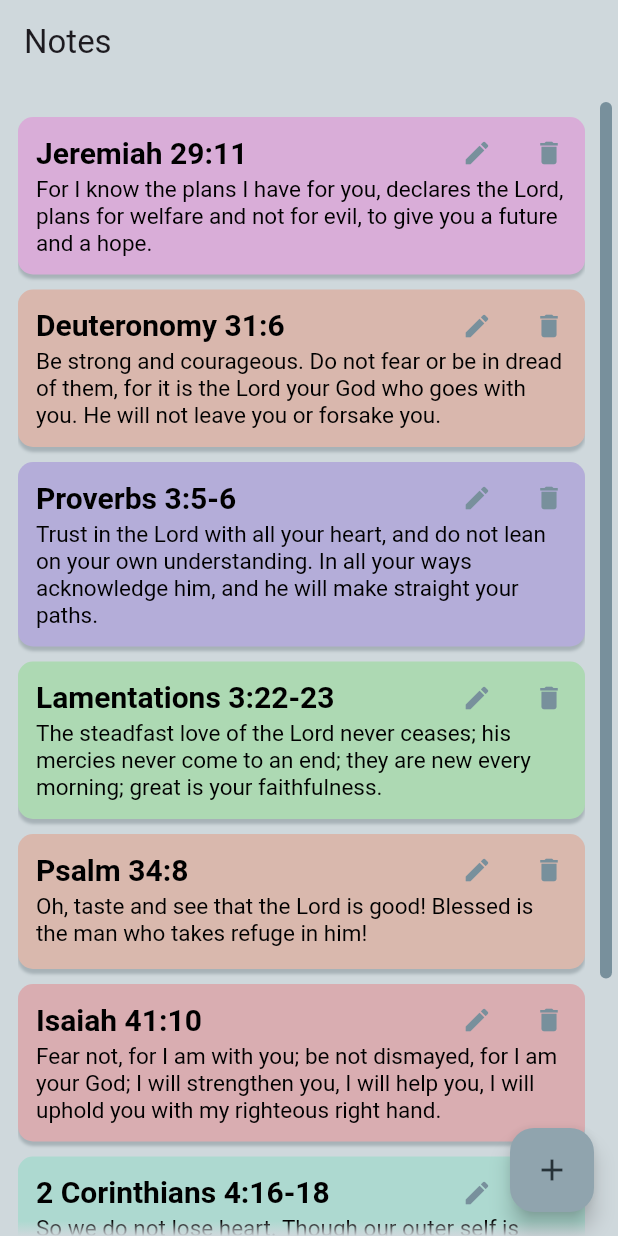
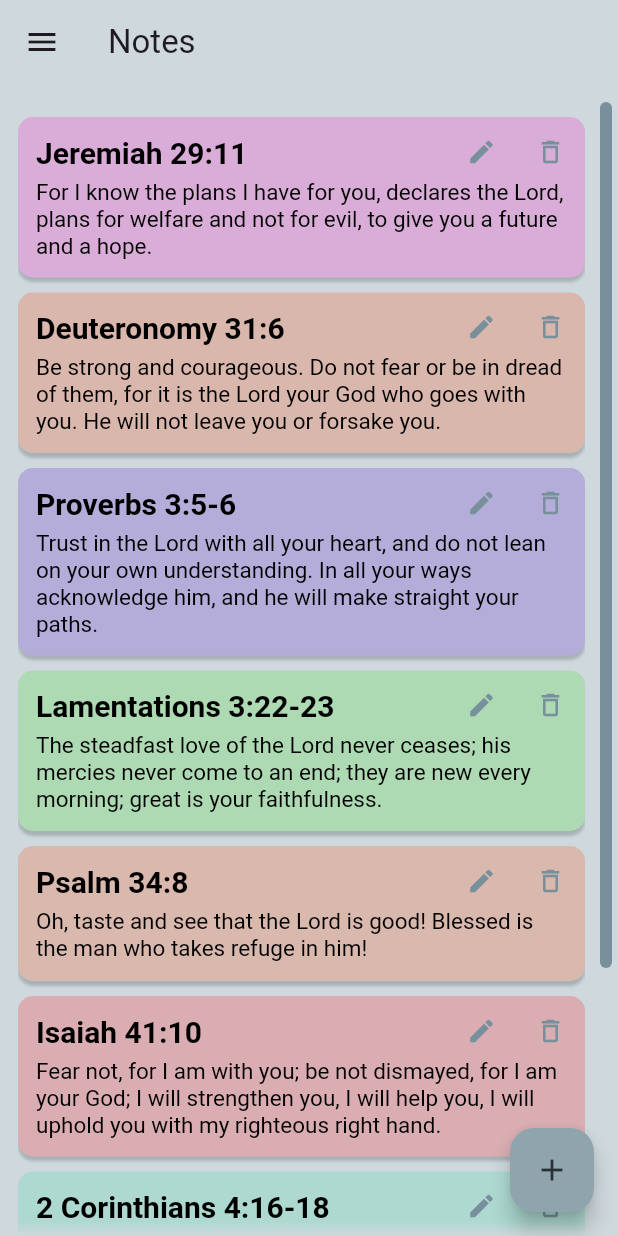
Before and after one commit to Rescyy/notes-app, a Flutter app: the screen it shows after launch, on a phone screen of 412 x 824 dp. Run offline on Flutter 3.47's test engine with Material 3 defaults, Android fonts, the phone set to English and light mode, and no system bars.

Commit message:
Refactor: Implement abstract factory for dialog creation

```diff
--- a/lib/notes_body.dart
+++ b/lib/notes_body.dart
@@ -1,6 +1,6 @@
+import 'package:assignment_2/notes_dialog/factory.dart';
 import 'package:assignment_2/notes_scrollbar.dart';
 import 'package:assignment_2/notes_database.dart';
-import 'package:assignment_2/notes_dialog.dart';
 import 'package:assignment_2/notes_pallette.dart';
 import 'package:flutter/material.dart';
 
@@ -14,23 +14,49 @@ class NotesBody extends StatefulWidget {
 class _NotesBodyState extends State<NotesBody> {
   final NotesDatabaseAbstract database = BibleNotesDatabase();
   // final NotesDatabaseAbstract database = NotesDatabase();
+  bool showBottom = false;
 
   @override
   Widget build(BuildContext context) {
+    final dialogFactory = PlatformSpecificNotesDialogFactory(context);
     return _NotesBodyModel(
-      onFloatingButtonPressed: () {
+      floatingActionButton: showBottom
+          ? null
+          : _NoteAddActionButtonModel(
+              onPressed: () {
                 showDialog<void>(
                   context: context,
                   barrierDismissible: false,
-          builder: (_) => NotesEditDialog(
+                  builder: (context) {
+                    return dialogFactory.createEditDialog(
                       topText: "New Note",
                       onNoteAccepted: (NoteData note) {
                         setState(() {
                           database.addNote(note);
                         });
                       },
+                    );
+                  },
+                );
+              },
             ),
-        );
+      persistentFooterButtons: !showBottom
+          ? null
+          : [
+              Row(
+                mainAxisAlignment: MainAxisAlignment.center,
+                children: [
+                  TextButton(
+                    child: const Text('Yes'),
+                    onPressed: () {},
+                  ),
+                ],
+              )
+            ],
+      onLeadingPressed: () {
+        setState(() {
+          showBottom = !showBottom;
+        });
       },
       child: NotesScrollbar(
         notes: database.notes,
@@ -51,11 +77,15 @@ class _NotesBodyState extends State<NotesBody> {
 
 class _NotesBodyModel extends StatelessWidget {
   const _NotesBodyModel({
-    required this.onFloatingButtonPressed,
     required this.child,
+    required this.onLeadingPressed,
+    this.floatingActionButton,
+    this.persistentFooterButtons,
   });
 
-  final void Function() onFloatingButtonPressed;
+  final Widget? floatingActionButton;
+  final List<Widget>? persistentFooterButtons;
+  final void Function() onLeadingPressed;
   final Widget child;
 
   @override
@@ -63,17 +93,16 @@ class _NotesBodyModel extends StatelessWidget {
     return Scaffold(
       backgroundColor: NotesPallette.background,
       appBar: AppBar(
+        leading: IconButton(
+          icon: const Icon(Icons.menu),
+          onPressed: onLeadingPressed,
+        ),
         scrolledUnderElevation: 0.0,
         backgroundColor: NotesPallette.background,
         title: const Text('Notes'),
       ),
-      floatingActionButton: FloatingActionButton(
-        backgroundColor: NotesPallette.floatingButton,
-        splashColor: NotesPallette.splashColor,
-        foregroundColor: NotesPallette.buttonTextDark,
-        onPressed: onFloatingButtonPressed,
-        child: const Icon(Icons.add),
-      ),
+      floatingActionButton: floatingActionButton,
+      persistentFooterButtons: persistentFooterButtons,
       body: SafeArea(
         child: Padding(
           padding: const EdgeInsets.fromLTRB(12, 12, 4, 0),
@@ -83,3 +112,14 @@ class _NotesBodyModel extends StatelessWidget {
     );
   }
 }
+
+class _NoteAddActionButtonModel extends FloatingActionButton {
+  const _NoteAddActionButtonModel({
+    required super.onPressed,
+  }) : super(
+          backgroundColor: NotesPallette.floatingButton,
+          splashColor: NotesPallette.splashColor,
+          foregroundColor: NotesPallette.buttonTextDark,
+          child: const Icon(Icons.add),
+        );
+}
--- a/lib/notes_card.dart
+++ b/lib/notes_card.dart
@@ -1,11 +1,11 @@
 import 'package:assignment_2/notes_database.dart';
-import 'package:assignment_2/notes_dialog.dart';
+import 'package:assignment_2/notes_dialog/factory.dart';
 import 'package:assignment_2/notes_pallette.dart';
 import 'package:flutter/material.dart';
 import 'dart:math' as math;
 
-class NotesContent extends TextSpan {
-  const NotesContent(String content)
+class _NotesContent extends TextSpan {
+  const _NotesContent(String content)
       : super(
           text: content,
           style: const TextStyle(
@@ -15,8 +15,8 @@ class NotesContent extends TextSpan {
         );
 }
 
-class NotesTitle extends TextSpan {
-  const NotesTitle(String title)
+class _NotesTitle extends TextSpan {
+  const _NotesTitle(String title)
       : super(
           text: title,
           style: const TextStyle(
@@ -27,25 +27,58 @@ class NotesTitle extends TextSpan {
         );
 }
 
-class _NotesCardModel extends StatelessWidget {
-  const _NotesCardModel({
-    required this.title,
-    required this.content,
-    required this.onNoteEditted,
-    required this.onNoteDeleted,
+class _NotesIconModel extends StatelessWidget {
+  const _NotesIconModel({
+    this.onTap,
+    this.onLongPress,
+    this.iconColor = NotesPallette.cardIcon,
+    required this.iconData,
   });
 
-  final String title;
-  final String content;
-  final void Function() onNoteEditted;
-  final void Function() onNoteDeleted;
+  final VoidCallback? onTap;
+  final VoidCallback? onLongPress;
+  final IconData iconData;
+  final Color iconColor;
+
+  @override
+  Widget build(BuildContext context) {
+    return Padding(
+      padding: const EdgeInsets.all(8),
+      child: SizedBox.square(
+        dimension: 30,
+        child: Material(
+          color: Colors.transparent,
+          shape: const CircleBorder(),
+          child: InkWell(
+            customBorder: const CircleBorder(),
+            splashFactory: InkSplash.splashFactory,
+            splashColor: NotesPallette.cardIcon,
+            onTap: onTap,
+            onLongPress: onLongPress,
+            child: Icon(
+              iconData,
+              size: 20,
+              color: iconColor,
+            ),
+          ),
+        ),
+      ),
+    );
+  }
+}
+
+class _NotesCardModel extends StatelessWidget {
+  const _NotesCardModel({required this.noteData, required this.icons});
+
+  final NoteData noteData;
+  final List<Widget> icons;
 
   @override
   Widget build(BuildContext context) {
     return LayoutBuilder(
       builder: (context, constraints) {
-        NotesTitle titleSpan = NotesTitle(title);
-        NotesContent contentSpan = NotesContent(content);
+        _NotesTitle titleSpan = _NotesTitle(noteData.title);
+        _NotesContent contentSpan = _NotesContent(noteData.content);
         final titleMaxWidth = constraints.maxWidth - 111;
         final titleHeight = (TextPainter(
           text: titleSpan,
@@ -58,12 +91,13 @@ class _NotesCardModel extends StatelessWidget {
         )..layout(maxWidth: constraints.maxWidth - 24))
             .height;
         const double tilePadding = 12;
-        const double delimiterHeight = 4;
+        const double delimiterHeight = 6;
         final double height = math
             .max(
                 titleHeight + contentHeight + 2 * tilePadding + delimiterHeight,
                 90)
             .toDouble();
+        final cardColor = NotesPallette.getNoteColor(noteData.title);
         // log('Title: $titleHeight Content: $contentHeight Total: $height');
 
         return Stack(
@@ -73,7 +107,7 @@ class _NotesCardModel extends StatelessWidget {
               width: double.infinity,
               decoration: BoxDecoration(
                 borderRadius: BorderRadius.circular(10),
-                color: NotesPallette.getNoteColor(title),
+                color: cardColor,
                 boxShadow: const [
                   BoxShadow(
                     blurRadius: 1,
@@ -99,18 +133,7 @@ class _NotesCardModel extends StatelessWidget {
             ),
             Row(
               mainAxisAlignment: MainAxisAlignment.end,
-              children: [
-                IconButton(
-                  icon: const Icon(Icons.edit, size: 20),
-                  color: NotesPallette.cardIcon,
-                  onPressed: onNoteEditted,
-                ),
-                IconButton(
-                  icon: const Icon(Icons.delete, size: 20),
-                  color: NotesPallette.cardIcon,
-                  onPressed: onNoteDeleted,
-                ),
-              ],
+              children: icons,
             ),
           ],
         );
@@ -119,34 +142,101 @@ class _NotesCardModel extends StatelessWidget {
   }
 }
 
+class _DefaultNotesCardModel extends _NotesCardModel {
+  _DefaultNotesCardModel({
+    required super.noteData,
+    required VoidCallback onNoteEditted,
+    required VoidCallback onNoteDeleted,
+    required VoidCallback onDeleteLongPress,
+  }) : super(
+          icons: [
+            _NotesIconModel(
+              onTap: onNoteDeleted,
+              iconData: Icons.edit,
+            ),
+            _NotesIconModel(
+              onTap: onNoteDeleted,
+              onLongPress: onDeleteLongPress,
+              iconData: Icons.delete_outline,
+            ),
+          ],
+        );
+}
+
+class _MultipleDeleteNotesIcon extends StatefulWidget {
+  const _MultipleDeleteNotesIcon({required this.onTap});
+
+  final void Function(bool) onTap;
+
+  @override
+  State<_MultipleDeleteNotesIcon> createState() =>
+      _MultipleDeleteNotesIconState();
+}
+
+class _MultipleDeleteNotesIconState extends State<_MultipleDeleteNotesIcon> {
+  bool _isSelected = false;
+
+  @override
+  Widget build(BuildContext context) {
+    return _NotesIconModel(
+      onTap: () {
+        setState(() {
+          widget.onTap(_isSelected);
+          _isSelected = !_isSelected;
+        });
+      },
+      iconData: _isSelected ? Icons.delete : Icons.delete_outline,
+      iconColor: _isSelected ? Colors.red : NotesPallette.cardIcon,
+    );
+  }
+}
+
+class MultipleDeleteNotesCard extends StatelessWidget {
+  const MultipleDeleteNotesCard({
+    super.key,
+    required this.noteData,
+    required this.onTap,
+  });
+
+  final NoteData noteData;
+  final void Function(bool) onTap;
+
+  @override
+  Widget build(BuildContext context) {
+    return _NotesCardModel(
+      icons: [
+        _MultipleDeleteNotesIcon(onTap: onTap),
+      ],
+      noteData: noteData,
+    );
+  }
+}
+
 class NotesCard extends StatelessWidget {
   const NotesCard({
     super.key,
-    required this.title,
-    required this.content,
+    required this.noteData,
     required this.onNoteEditted,
     required this.onNoteDeleted,
   });
 
-  final String title;
-  final String content;
+  final NoteData noteData;
   final void Function(NoteData) onNoteEditted;
   final void Function() onNoteDeleted;
 
   @override
   Widget build(BuildContext context) {
-    return _NotesCardModel(
-      title: title,
-      content: content,
+    final dialogFactory = PlatformSpecificNotesDialogFactory(context);
+    return _DefaultNotesCardModel(
+      noteData: noteData,
       onNoteEditted: () {
         showDialog<void>(
           context: context,
           builder: (context) {
-            return NotesEditDialog(
-              title: title,
-              content: content,
+            return dialogFactory.createEditDialog(
               topText: 'Edit Note',
               onNoteAccepted: onNoteEditted,
+              noteData: noteData,
             );
           },
         );
@@ -155,12 +245,13 @@ class NotesCard extends StatelessWidget {
         showDialog<void>(
           context: context,
           builder: (context) {
-            return NotesDeleteDialog(
+            return dialogFactory.createDeleteDialog(
               onDelete: onNoteDeleted,
             );
           },
         );
       },
+      onDeleteLongPress: () {},
     );
   }
 }
--- /dev/null
+++ b/lib/notes_dialog/cupertino.dart
@@ -0,0 +1,19 @@
+import 'package:assignment_2/notes_database.dart';
+import 'package:assignment_2/notes_dialog/factory.dart';
+
+class CupertinoNotesDialogFactory extends NotesDialogFactory {
+  const CupertinoNotesDialogFactory();
+
+  @override
+  NotesDeleteDialog createDeleteDialog({required void Function() onDelete}) {
+    // TODO: implement createDeleteDialog
+    throw UnimplementedError();
+  }
+
+  @override
+  NotesEditDialog createEditDialog({required void Function(NoteData p1) onNoteAccepted, NoteData? noteData, required String topText}) {
+    // TODO: implement createEditDialog
+    throw UnimplementedError();
+  }
+
+}
--- /dev/null
+++ b/lib/notes_dialog/factory.dart
@@ -0,0 +1,65 @@
+import 'package:assignment_2/notes_database.dart';
+import 'package:assignment_2/notes_dialog/cupertino.dart';
+import 'package:assignment_2/notes_dialog/material.dart';
+import 'package:flutter/material.dart';
+
+abstract class NotesDialogFactory {
+  const NotesDialogFactory();
+  NotesEditDialog createEditDialog(
+      {required void Function(NoteData) onNoteAccepted,
+      NoteData? noteData,
+      required String topText});
+  NotesDeleteDialog createDeleteDialog({required void Function() onDelete});
+}
+
+class PlatformSpecificNotesDialogFactory extends NotesDialogFactory {
+  PlatformSpecificNotesDialogFactory(BuildContext context)
+      : factory = _chooseFactory(context);
+
+  static NotesDialogFactory _chooseFactory(BuildContext context) {
+    if (Theme.of(context).platform == TargetPlatform.iOS) {
+      return const CupertinoNotesDialogFactory();
+    } else {
+      return const MaterialNotesDialogFactory();
+    }
+  }
+
+  final NotesDialogFactory factory;
+
+  @override
+  NotesDeleteDialog createDeleteDialog({required void Function() onDelete}) {
+    return factory.createDeleteDialog(
+      onDelete: onDelete,
+    );
+  }
+
+  @override
+  NotesEditDialog createEditDialog(
+      {required void Function(NoteData p1) onNoteAccepted,
+      NoteData? noteData,
+      required String topText}) {
+    return factory.createEditDialog(
+      onNoteAccepted: onNoteAccepted,
+      noteData: noteData,
+      topText: topText,
+    );
+  }
+}
+
+abstract class NotesEditDialog extends StatefulWidget {
+  const NotesEditDialog(
+      {super.key,
+      required this.onNoteAccepted,
+      this.noteData,
+      required this.topText});
+
+  final void Function(NoteData) onNoteAccepted;
+  final NoteData? noteData;
+  final String topText;
+}
+
+abstract class NotesDeleteDialog extends StatelessWidget {
+  const NotesDeleteDialog({super.key, required this.onDelete});
+
+  final void Function() onDelete;
+}
--- a/lib/notes_scrollbar.dart
+++ b/lib/notes_scrollbar.dart
@@ -44,8 +44,7 @@ class _NotesScrollbarState extends State<NotesScrollbar> {
             itemCount: widget.notes.length,
             itemBuilder: (context, index) {
               return NotesCard(
-                title: widget.notes[index].title,
-                content: widget.notes[index].content,
+                noteData: widget.notes[index],
                 onNoteEditted: (note) {
                   widget.onNoteEditted(note, index);
                 },
```
Also changed, not shown: lib/notes_dialog/material.dart (renamed from lib/notes_dialog.dart, +38 -26 lines). Lines whose indentation alone changed are shown as unchanged.
